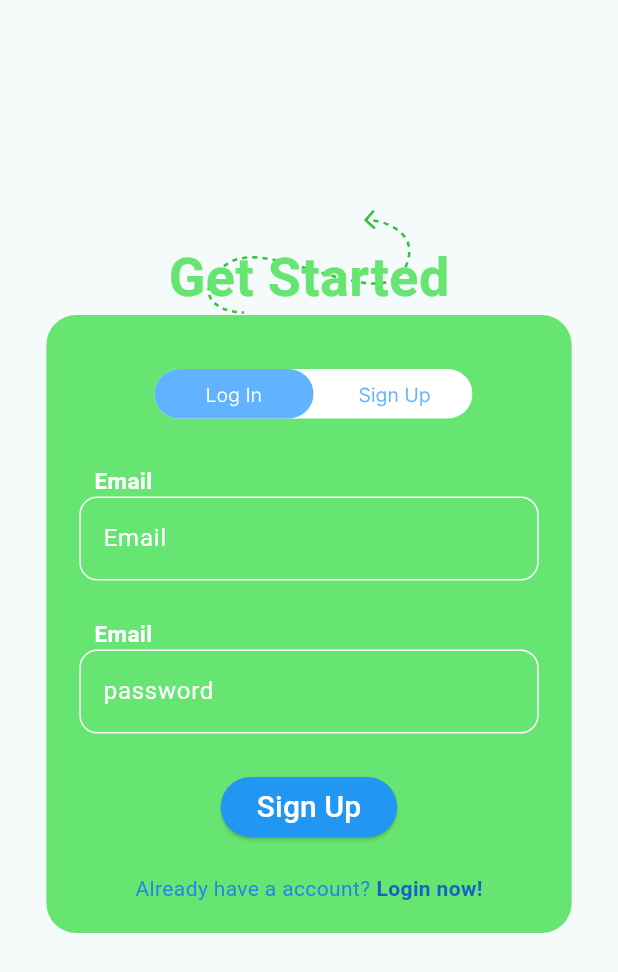
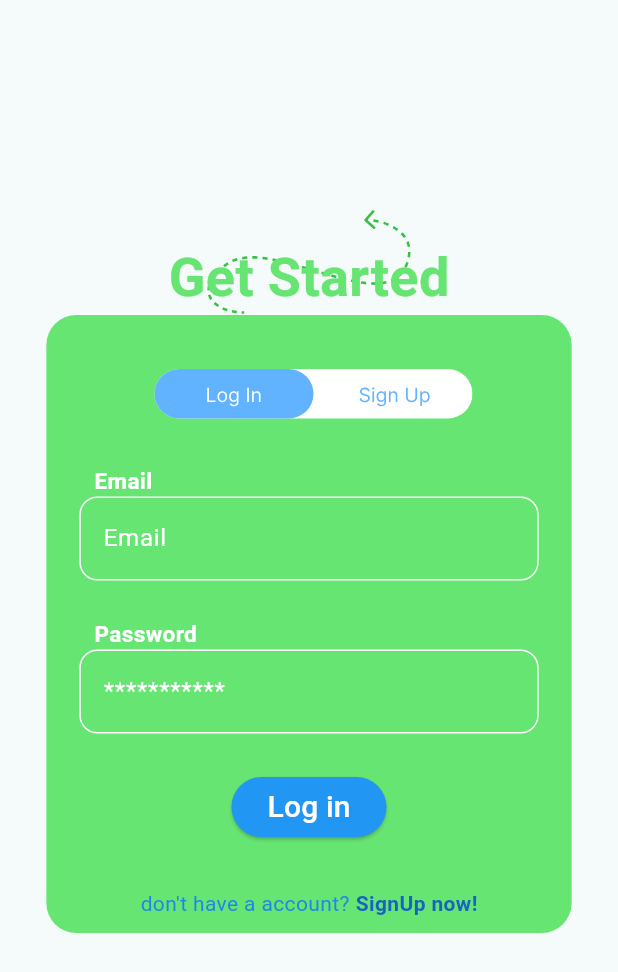
Before and after one commit to yyuvraj54/Nutriscan, a Flutter app: the screen it shows after launch, on a phone screen of 412 x 824 dp. Shown: the top 972 px of the screen. Run offline on Flutter 3.47's test engine with Material 3 defaults, Android fonts, the phone set to English and light mode, and no system bars; our stand-ins replace camera, cloud_firestore, firebase_auth, firebase_core, flutter_gemini, flutter_svg and 1 more; accounts and stored records are empty.

Commit message:
pta nahi bhai kya kr rha hu

```diff
--- a/lib/component/mytext_field.dart
+++ b/lib/component/mytext_field.dart
@@ -30,6 +30,7 @@ class MyTextField extends StatelessWidget {
             borderSide: BorderSide(color: Color.fromARGB(255, 112, 253, 142)),
           ),
           hintText: hintText,
+          labelStyle: TextStyle(color: Colors.blue.shade700),
           hintStyle: TextStyle(color: Colors.white),
         ),
 
--- a/lib/pages/signin_page.dart
+++ b/lib/pages/signin_page.dart
@@ -124,7 +124,7 @@ class _SigninState extends State<Signin> {
                         child: SizedBox(
                             width: MediaQuery.of(context).size.width * 0.7,
                             child: const Text(
-                              'Email',
+                              'Password',
                               style: TextStyle(
                                   fontWeight: FontWeight.w600,
                                   fontSize: 15,
@@ -133,7 +133,7 @@ class _SigninState extends State<Signin> {
                       ),
                       MyTextField(
                         controller: passwordController,
-                        hintText: 'password',
+                        hintText: '***********',
                         obscureText: true,
                       ),
                       const SizedBox(
@@ -151,7 +151,7 @@ class _SigninState extends State<Signin> {
                         ),
                         onPressed: signin,
                         child: const Text(
-                          'Sign Up',
+                          'Log in',
                           style: TextStyle(fontSize: 20),
                         ),
                       ),
@@ -162,7 +162,7 @@ class _SigninState extends State<Signin> {
                         mainAxisAlignment: MainAxisAlignment.center,
                         children: [
                           Text(
-                            "Already have a account?",
+                            "don't have a account?",
                             style: TextStyle(color: Colors.blue.shade600),
                           ),
                           const SizedBox(
@@ -170,11 +170,14 @@ class _SigninState extends State<Signin> {
                           ),
                           GestureDetector(
                             onTap: widget.onTap,
-                            child: Text(
-                              'Login now!',
-                              style: TextStyle(
-                                  fontWeight: FontWeight.bold,
-                                  color: Colors.blue.shade800),
+                            child: Padding(
+                              padding: EdgeInsets.symmetric(vertical: 10),
+                              child: Text(
+                                'SignUp now!',
+                                style: TextStyle(
+                                    fontWeight: FontWeight.bold,
+                                    color: Colors.blue.shade800),
+                              ),
                             ),
                           )
                         ],
--- a/lib/pages/signup_page.dart
+++ b/lib/pages/signup_page.dart
@@ -129,7 +129,7 @@ class _SignupState extends State<Signup> {
                       MyTextField(
                         controller: nameController,
                         hintText: 'John Doe',
-                        obscureText: true,
+                        obscureText: false,
                       ),
                       const SizedBox(
                         height: 25,
--- a/lib/pages/user_info_screen.dart
+++ b/lib/pages/user_info_screen.dart
@@ -103,7 +103,8 @@ class _UserInfoScreenState extends State<UserInfoScreen> {
                   child: Text('Continue'),
                 ),
               ),
-              SizedBox(height: 40), // Adding extra space at the bottom for padding
+              SizedBox(height: 40),
+              // Adding extra space at the bottom for padding
             ],
           ),
         ),
--- a/lib/services/auth/authgate.dart
+++ b/lib/services/auth/authgate.dart
@@ -1,5 +1,7 @@
 import 'package:firebase_auth/firebase_auth.dart';
 import 'package:flutter/material.dart';
+import 'package:nutriscan/pages/camera_page.dart';
+import 'package:nutriscan/pages/custom_camera.dart';
 import 'package:nutriscan/pages/gemini_api.dart';
 import 'package:nutriscan/pages/signin_signup_page.dart';
 import 'package:nutriscan/pages/user_info_screen.dart';
@@ -15,7 +17,7 @@ class AuthGate extends StatelessWidget {
         stream: FirebaseAuth.instance.authStateChanges(),
         builder: (context, snapshot) {
           if (snapshot.hasData) {
-            return  UserInfoScreen();
+            return  CameraScreen();
           } else {
             return const SigninOrSignup();
           }
```
Also changed, not shown: lib/main.dart (+0 -127 lines), lib/pages/custom_camera.dart (added, +136 -0 lines), lib/pages/gemini_api.dart (+115 -37 lines).
